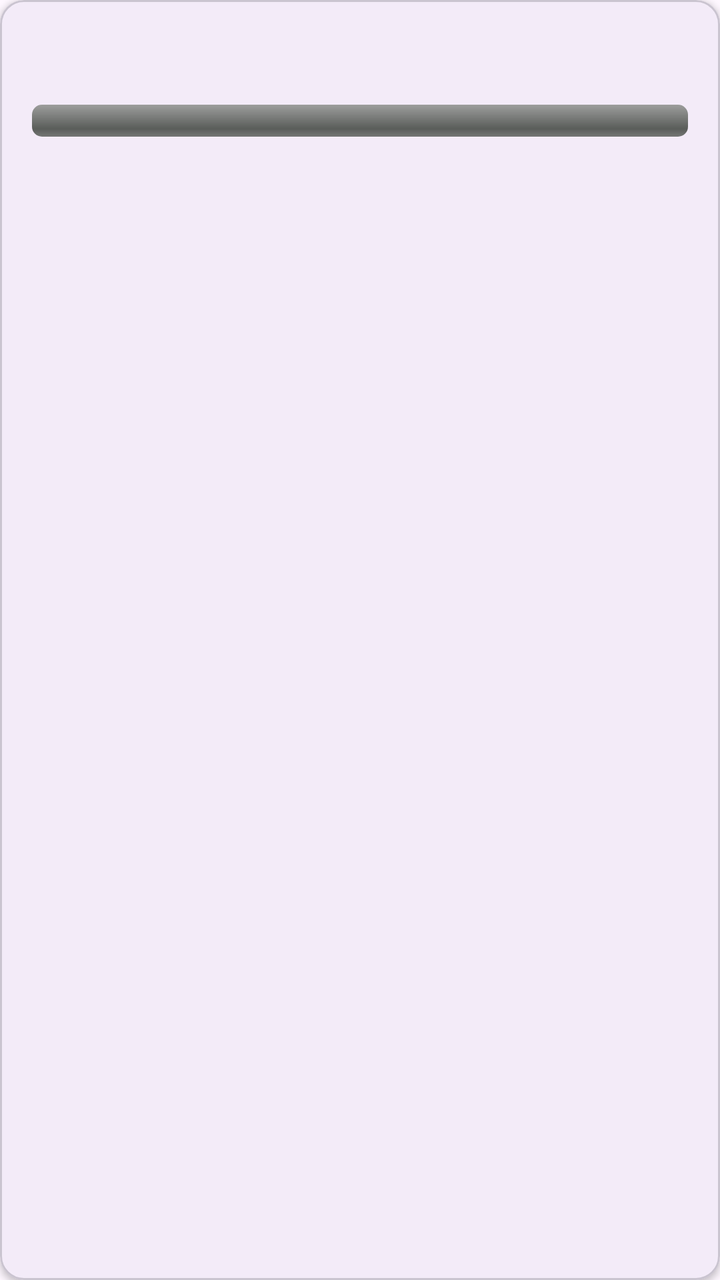
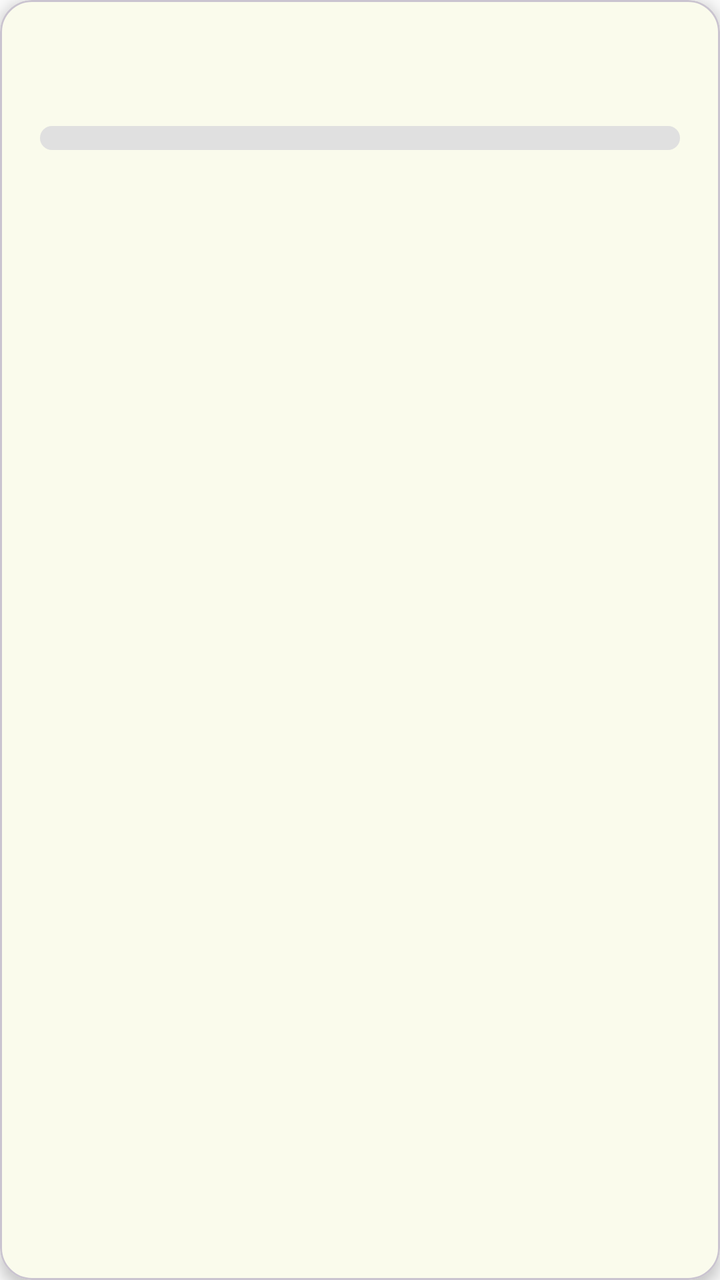

Compare the two renders of this Android layout. The source of the first and the diff that turns it into the second are given below.
<!-- AndroidManifest.xml: application theme Theme.StudyBuddy -->
<!-- res/layout/item_course_progress.xml -->
<?xml version="1.0" encoding="utf-8"?>
<com.google.android.material.card.MaterialCardView xmlns:android="http://schemas.android.com/apk/res/android"
    xmlns:app="http://schemas.android.com/apk/res-auto"
    android:layout_width="match_parent"
    android:layout_height="wrap_content"
    android:layout_marginVertical="8dp"
    app:cardCornerRadius="12dp"
    app:cardElevation="2dp">

    <LinearLayout
        android:layout_width="match_parent"
        android:layout_height="wrap_content"
        android:orientation="vertical"
        android:padding="16dp">

        <TextView
            android:id="@+id/courseNameTextView"
            android:layout_width="wrap_content"
            android:layout_height="wrap_content"
            android:textSize="18sp"
            android:textStyle="bold" />

        <ProgressBar
            android:id="@+id/courseProgressBar"
            style="?android:attr/progressBarStyleHorizontal"
            android:layout_width="match_parent"
            android:layout_height="wrap_content"
            android:layout_marginTop="12dp"
            android:progressDrawable="@android:drawable/progress_horizontal" />

        <TextView
            android:id="@+id/progressStatusTextView"
            android:layout_width="wrap_content"
            android:layout_height="wrap_content"
            android:layout_marginTop="4dp"
            android:textSize="12sp"
            android:textColor="@android:color/darker_gray" />

    </LinearLayout>
</com.google.android.material.card.MaterialCardView>
<!-- resources referenced by this layout -->
<resources>
  <style name="Theme.StudyBuddy" parent="Base.Theme.StudyBuddy" />
  <style name="Base.Theme.StudyBuddy" parent="Theme.Material3.DayNight.NoActionBar">
          
          
      </style>
</resources>

<!-- the commit's change to res/layout/item_course_progress.xml (unified diff, before → after) -->
@@ -3,38 +3,65 @@
     xmlns:app="http://schemas.android.com/apk/res-auto"
     android:layout_width="match_parent"
     android:layout_height="wrap_content"
+    android:layout_marginHorizontal="16dp"
     android:layout_marginVertical="8dp"
-    app:cardCornerRadius="12dp"
-    app:cardElevation="2dp">
+    app:cardCornerRadius="16dp"
+    app:cardElevation="4dp"
+    android:clickable="true"
+    android:focusable="true"
+    android:foreground="?attr/selectableItemBackground">
 
     <LinearLayout
         android:layout_width="match_parent"
         android:layout_height="wrap_content"
         android:orientation="vertical"
-        android:padding="16dp">
+        android:padding="20dp">
 
         <TextView
             android:id="@+id/courseNameTextView"
             android:layout_width="wrap_content"
             android:layout_height="wrap_content"
-            android:textSize="18sp"
+            android:textColor="@color/black"
+            android:textSize="20sp"
             android:textStyle="bold" />
 
-        <ProgressBar
-            android:id="@+id/courseProgressBar"
-            style="?android:attr/progressBarStyleHorizontal"
+        <RelativeLayout
             android:layout_width="match_parent"
             android:layout_height="wrap_content"
-            android:layout_marginTop="12dp"
-            android:progressDrawable="@android:drawable/progress_horizontal" />
+            android:layout_marginTop="16dp">
 
-        <TextView
-            android:id="@+id/progressStatusTextView"
-            android:layout_width="wrap_content"
+            <ProgressBar
+                android:id="@+id/courseProgressBar"
+                style="?android:attr/progressBarStyleHorizontal"
+                android:layout_width="match_parent"
+                android:layout_height="12dp"
+                android:layout_centerVertical="true"
+                android:progressDrawable="@drawable/custom_progress_bar" />
+
+        </RelativeLayout>
+
+        <LinearLayout
+            android:layout_width="match_parent"
             android:layout_height="wrap_content"
-            android:layout_marginTop="4dp"
-            android:textSize="12sp"
-            android:textColor="@android:color/darker_gray" />
+            android:layout_marginTop="8dp"
+            android:orientation="horizontal">
+
+            <TextView
+                android:id="@+id/progressStatusTextView"
+                android:layout_width="0dp"
+                android:layout_height="wrap_content"
+                android:layout_weight="1"
+                android:textColor="#757575"
+                android:textSize="14sp" />
+
+            <TextView
+                android:id="@+id/percentTextView"
+                android:layout_width="wrap_content"
+                android:layout_height="wrap_content"
+                android:textColor="@color/purple_500"
+                android:textStyle="bold"
+                android:textSize="14sp" />
+        </LinearLayout>
 
     </LinearLayout>
 </com.google.android.material.card.MaterialCardView>
<!-- resource entries referenced after the edit -->
@@ -1,9 +1,48 @@
 <!-- resources referenced by this layout -->
 <resources>
+  <color name="black">#FF000000</color>
+  <color name="purple_500">#CDDC39</color>
+  <!-- drawable custom_progress_bar (drawable) -->
+  <?xml version="1.0" encoding="utf-8"?>
+  <layer-list xmlns:android="http://schemas.android.com/apk/res/android">
+      <item android:id="@android:id/background">
+          <shape>
+              <corners android:radius="10dp" />
+              <solid android:color="#E0E0E0" />
+          </shape>
+      </item>
+      <item android:id="@android:id/progress">
+          <clip>
+              <shape>
+                  <corners android:radius="10dp" />
+                  <gradient
+                      android:startColor="#CDDC39"
+                      android:endColor="#AFB42B"
+                      android:angle="0" />
+              </shape>
+          </clip>
+      </item>
+  </layer-list>
   <style name="Theme.StudyBuddy" parent="Base.Theme.StudyBuddy" />
   <style name="Base.Theme.StudyBuddy" parent="Theme.Material3.DayNight.NoActionBar">
           
+          <item name="colorPrimary">@color/lime_primary</item>
+          <item name="colorPrimaryVariant">@color/lime_primary_variant</item>
+          <item name="colorOnPrimary">@color/black</item>
           
+          <item name="colorSecondary">@color/lime_secondary</item>
+          <item name="colorSecondaryVariant">@color/lime_primary_variant</item>
+          <item name="colorOnSecondary">@color/black</item>
+          
+          <item name="android:statusBarColor">?attr/colorPrimaryVariant</item>
+  
+          <item name="android:windowBackground">@color/background_white</item>
+          <item name="colorSurface">@color/surface_white</item>
       </style>
+  <color name="lime_primary">#CDDC39</color>
+  <color name="lime_primary_variant">#AFB42B</color>
+  <color name="lime_secondary">#DCE775</color>
+  <color name="background_white">#FAFAFA</color>
+  <color name="surface_white">#FFFFFF</color>
 </resources>
 
